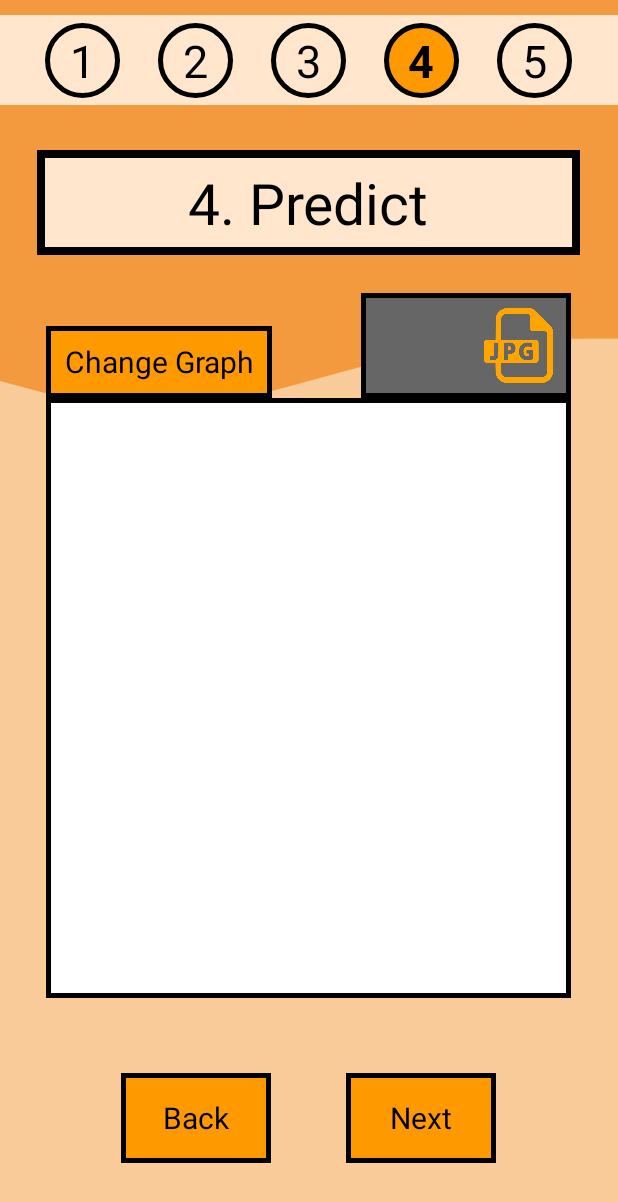
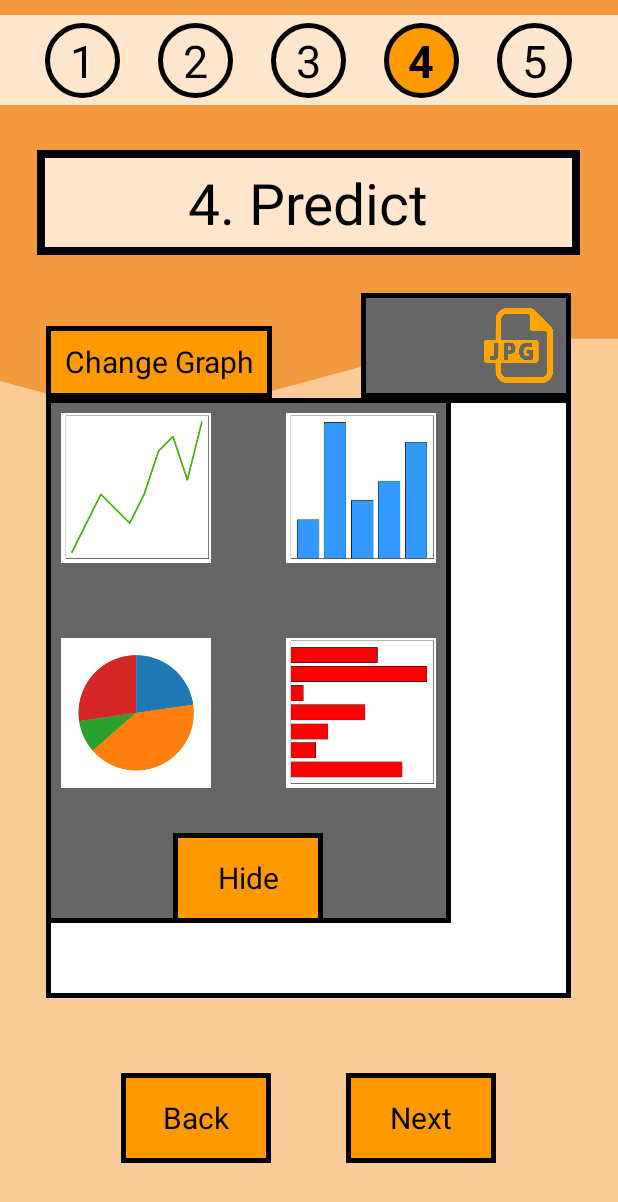
Before and after one commit to ThomasColl41/InstaGraph, an Android app: the PredictActivity screen opened directly, with no data from a screen before it, on a phone screen of 412 x 824 dp. Shown: the top 1202 px of the screen. Run offline under Robolectric (Android 15) with nearby library versions, the light colour scheme and no system bars; libraries missing offline, so code that uses them is left out: com.chaquo.python; 9 statements that could not run were skipped.

Commit message:
Adjusted some code (changed onResume method, removed unused imports and adjusted creation of Popups and PopupWindows) in CustomiseModelActivity.java, GetDataActivity.java and SelectColumnsActivity.java. Adjusted the background of the change graph window in predict_activity.xml.

```diff
--- a/app/src/main/java/ie/tudublin/instagraph/GetDataActivity.java
+++ b/app/src/main/java/ie/tudublin/instagraph/GetDataActivity.java
@@ -17,7 +17,6 @@ import android.widget.ImageView;
 import android.widget.PopupWindow;
 import android.widget.RelativeLayout;
 import android.widget.TextView;
-import android.widget.Toast;
 
 public class GetDataActivity extends AppCompatActivity implements View.OnClickListener {
     Button chooseFile;
--- a/app/src/main/res/layout/predict_activity.xml
+++ b/app/src/main/res/layout/predict_activity.xml
@@ -81,10 +81,10 @@
                 style="@style/Theme.InstaGraph.Button.Small"
                 android:layout_width="wrap_content"
                 android:layout_height="wrap_content"
-                android:text="@string/change_graph"
                 android:layout_above="@id/plot_window"
                 android:layout_alignStart="@id/plot_window"
-                android:layout_alignParentBottom="false"/>
+                android:layout_alignParentBottom="false"
+                android:text="@string/change_graph" />
 
             <!--Download icons-->
             <RelativeLayout
@@ -130,8 +130,8 @@
                 android:layout_height="wrap_content"
                 android:layout_below="@id/change_graph"
                 android:layout_alignStart="@id/plot_window"
-                android:background="@drawable/instagraph_button"
-                android:visibility="gone">
+                android:background="@drawable/instagraph_text_background"
+                >
 
                 <!--Line Graph-->
                 <ImageButton
```
Also changed, not shown: app/src/main/java/ie/tudublin/instagraph/CustomiseModelActivity.java (+11 -15 lines), app/src/main/java/ie/tudublin/instagraph/SelectColumnsActivity.java (+10 -8 lines).
